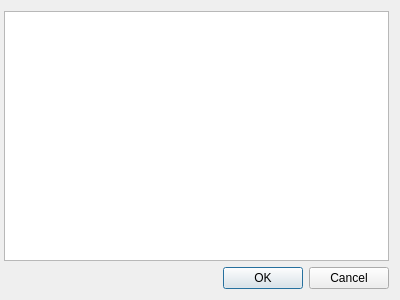
The window that plugins/includes/dialogDuplicateFilesFound.ui (kestermckinney/ProjectNotes) describes before a commit, drawn with Qt 5.
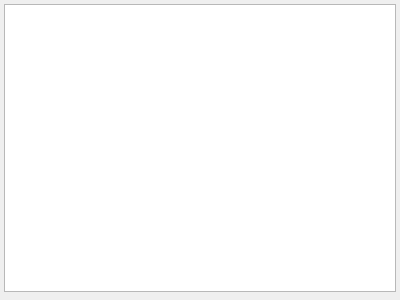
The same window after the commit.

Diff of the .ui file:
```diff
--- a/plugins/includes/dialogDuplicateFilesFound.ui
+++ b/plugins/includes/dialogDuplicateFilesFound.ui
@@ -17,9 +17,21 @@
    <bool>true</bool>
   </property>
   <layout class="QVBoxLayout" name="verticalLayout">
+   <property name="spacing">
+    <number>4</number>
+   </property>
    <property name="leftMargin">
     <number>4</number>
    </property>
+   <property name="topMargin">
+    <number>4</number>
+   </property>
+   <property name="rightMargin">
+    <number>4</number>
+   </property>
+   <property name="bottomMargin">
+    <number>4</number>
+   </property>
    <item>
     <widget class="QListWidget" name="m_listWidgetFiles">
      <property name="selectionBehavior">
@@ -32,11 +44,8 @@
    </item>
    <item>
     <widget class="QDialogButtonBox" name="buttonBox">
-     <property name="orientation">
-      <enum>Qt::Orientation::Horizontal</enum>
-     </property>
      <property name="standardButtons">
-      <set>QDialogButtonBox::StandardButton::Cancel|QDialogButtonBox::StandardButton::Ok</set>
+      <set>QDialogButtonBox::NoButton</set>
      </property>
     </widget>
    </item>
```
Left out of the diff: 2 changed lines with no effect on the pictures.
